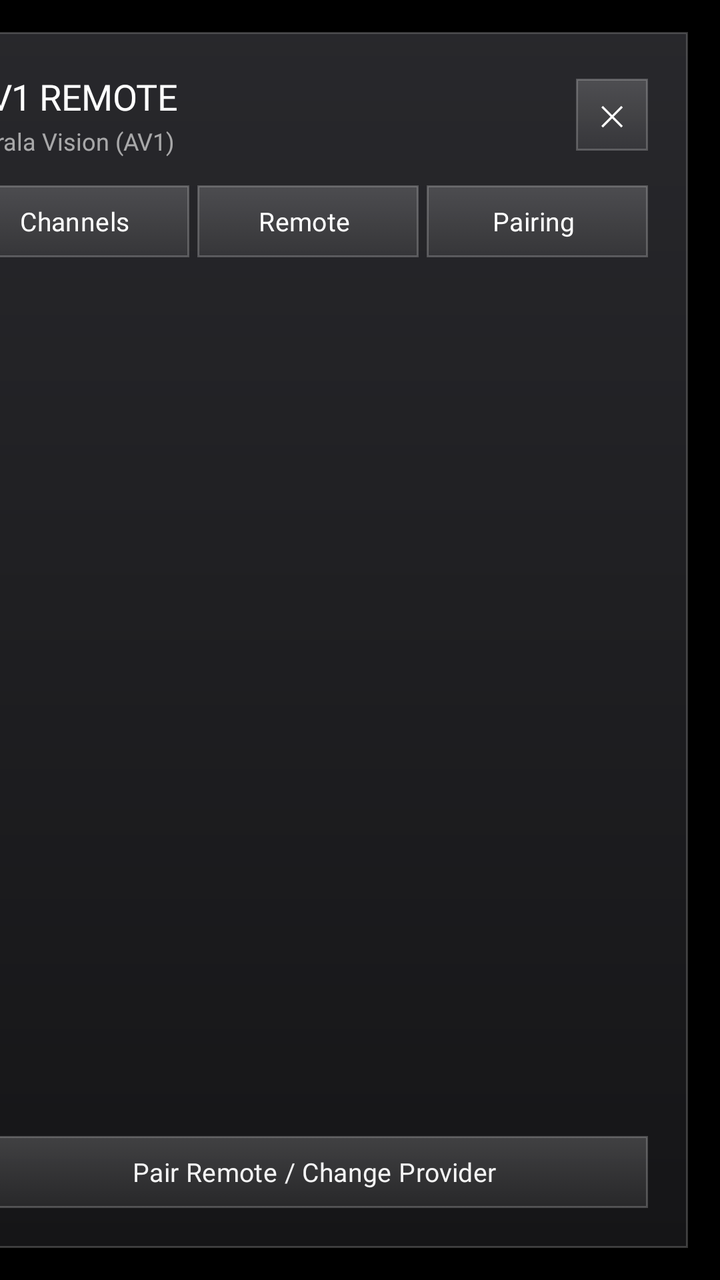
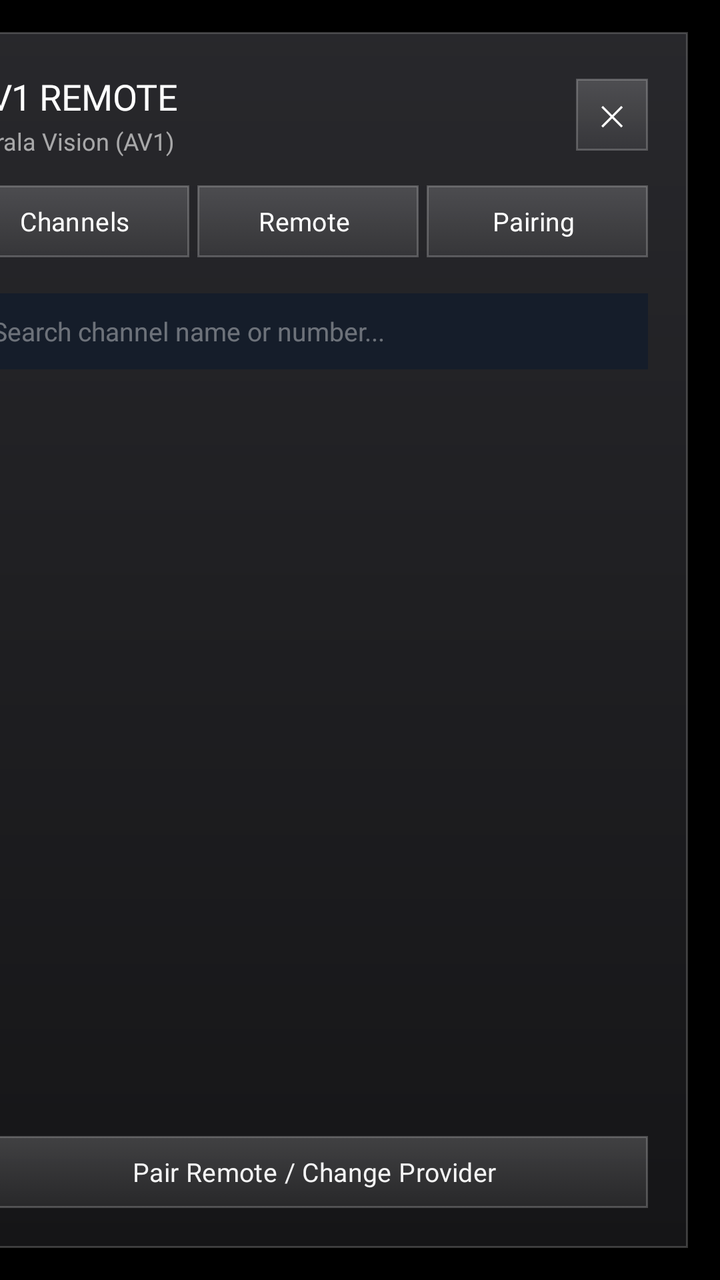

Two renders of the same Android screen: before a commit and after it. Below are the layout's source before the change and the commit's diff.
<!-- AndroidManifest.xml: application theme Theme.TvHome -->
<!-- res/layout/dialog_remote_sidebar.xml -->
<?xml version="1.0" encoding="utf-8"?>
<FrameLayout xmlns:android="http://schemas.android.com/apk/res/android"
    android:id="@+id/sidebar_backdrop"
    android:layout_width="match_parent"
    android:layout_height="match_parent"
    android:focusable="false"
    android:focusableInTouchMode="false"
    android:descendantFocusability="afterDescendants"
    android:background="#4D000000">

    <LinearLayout
        android:id="@+id/sidebar_panel"
        android:layout_width="380dp"
        android:layout_height="match_parent"
        android:layout_gravity="end"
        android:layout_margin="16dp"
        android:orientation="vertical"
        android:background="@drawable/glass_panel"
        android:padding="20dp"
        android:clickable="true"
        android:focusable="false"
        android:focusableInTouchMode="false"
        android:descendantFocusability="afterDescendants"
        android:elevation="16dp">

        
        <LinearLayout
            android:layout_width="match_parent"
            android:layout_height="wrap_content"
            android:orientation="horizontal"
            android:gravity="center_vertical">

            <LinearLayout
                android:layout_width="0dp"
                android:layout_height="wrap_content"
                android:layout_weight="1"
                android:orientation="vertical">

                <TextView
                    android:id="@+id/remote_title"
                    android:layout_width="wrap_content"
                    android:layout_height="wrap_content"
                    android:text="AV1 REMOTE"
                    android:textColor="#FFFFFFFF"
                    android:textSize="18sp"
                    android:fontFamily="@font/outfit_medium"
                    android:letterSpacing="-0.01" />

                <TextView
                    android:id="@+id/remote_subtitle"
                    android:layout_width="wrap_content"
                    android:layout_height="wrap_content"
                    android:layout_marginTop="2dp"
                    android:text="Kerala Vision (AV1)"
                    android:textColor="#99FFFFFF"
                    android:textSize="12sp"
                    android:fontFamily="@font/outfit" />
            </LinearLayout>

            <TextView
                android:id="@+id/btn_close_remote"
                style="@style/TopButtonBase"
                android:layout_width="36dp"
                android:layout_height="36dp"
                android:paddingStart="0dp"
                android:paddingEnd="0dp"
                android:gravity="center"
                android:text="✕"
                android:textSize="14sp"
                android:nextFocusLeft="@+id/tab_pairing"
                android:nextFocusDown="@+id/tab_pairing" />
        </LinearLayout>

        
        <LinearLayout
            android:layout_width="match_parent"
            android:layout_height="wrap_content"
            android:orientation="horizontal"
            android:layout_marginTop="14dp"
            android:layout_marginBottom="12dp">

            <TextView
                android:id="@+id/tab_channels"
                style="@style/TopButtonBase"
                android:layout_width="0dp"
                android:layout_height="36dp"
                android:layout_weight="1"
                android:layout_marginStart="0dp"
                android:layout_marginEnd="4dp"
                android:gravity="center"
                android:text="Channels"
                android:textSize="13sp"
                android:nextFocusRight="@+id/tab_remote"
                android:nextFocusDown="@+id/sidebar_channels_list" />

            <TextView
                android:id="@+id/tab_remote"
                style="@style/TopButtonBase"
                android:layout_width="0dp"
                android:layout_height="36dp"
                android:layout_weight="1"
                android:layout_marginStart="0dp"
                android:layout_marginEnd="4dp"
                android:gravity="center"
                android:text="Remote"
                android:textSize="13sp"
                android:nextFocusLeft="@+id/tab_channels"
                android:nextFocusRight="@+id/tab_pairing"
                android:nextFocusDown="@+id/btn_power" />

            <TextView
                android:id="@+id/tab_pairing"
                style="@style/TopButtonBase"
                android:layout_width="0dp"
                android:layout_height="36dp"
                android:layout_weight="1"
                android:layout_marginStart="0dp"
                android:gravity="center"
                android:text="Pairing"
                android:textSize="13sp"
                android:nextFocusLeft="@+id/tab_remote"
                android:nextFocusRight="@+id/btn_close_remote"
                android:nextFocusDown="@+id/btn_sidebar_test_chup" />
        </LinearLayout>

        
        <FrameLayout
            android:id="@+id/channels_container"
            android:layout_width="match_parent"
            android:layout_height="0dp"
            android:layout_weight="1">

            <androidx.recyclerview.widget.RecyclerView
                android:id="@+id/sidebar_channels_list"
                android:layout_width="match_parent"
                android:layout_height="match_parent"
                android:clipToPadding="false"
                android:scrollbars="none"
                android:overScrollMode="never" />
        </FrameLayout>

        
        <ScrollView
            android:id="@+id/remote_container"
            android:layout_width="match_parent"
            android:layout_height="0dp"
            android:layout_weight="1"
            android:visibility="gone"
            android:scrollbars="none"
            android:fillViewport="true">

            <LinearLayout
                android:layout_width="match_parent"
                android:layout_height="wrap_content"
                android:orientation="vertical"
                android:gravity="center_horizontal"
                android:paddingTop="8dp">

                
                <LinearLayout
                    android:layout_width="match_parent"
                    android:layout_height="wrap_content"
                    android:orientation="horizontal"
                    android:gravity="center"
                    android:layout_marginBottom="14dp">

                    <TextView
                        android:id="@+id/btn_power"
                        style="@style/TopButtonBase"
                        android:layout_width="0dp"
                        android:layout_height="42dp"
                        android:layout_weight="1"
                        android:layout_marginStart="0dp"
                        android:layout_marginEnd="6dp"
                        android:gravity="center"
                        android:text="Power"
                        android:textColor="#EF4444"
                        android:textSize="14sp" />

                    <TextView
                        android:id="@+id/btn_mute"
                        style="@style/TopButtonBase"
                        android:layout_width="0dp"
                        android:layout_height="42dp"
                        android:layout_weight="1"
                        android:layout_marginStart="6dp"
                        android:gravity="center"
                        android:text="Mute"
                        android:textSize="14sp" />
                </LinearLayout>

                
                <LinearLayout
                    android:layout_width="match_parent"
                    android:layout_height="wrap_content"
                    android:orientation="vertical"
                    android:gravity="center"
                    android:layout_marginBottom="14dp">

                    <TextView
                        android:id="@+id/btn_dpad_up"
                        style="@style/TopButtonBase"
                        android:layout_width="72dp"
                        android:layout_height="38dp"
                        android:layout_marginStart="0dp"
                        android:gravity="center"
                        android:text="▲"
                        android:textSize="16sp" />

                    <LinearLayout
                        android:layout_width="match_parent"
                        android:layout_height="wrap_content"
                        android:orientation="horizontal"
                        android:gravity="center"
                        android:layout_marginTop="4dp"
                        android:layout_marginBottom="4dp">

                        <TextView
                            android:id="@+id/btn_dpad_left"
                            style="@style/TopButtonBase"
                            android:layout_width="72dp"
                            android:layout_height="42dp"
                            android:layout_marginStart="0dp"
                            android:layout_marginEnd="8dp"
                            android:gravity="center"
                            android:text="◀"
                            android:textSize="16sp" />

                        <TextView
                            android:id="@+id/btn_dpad_ok"
                            style="@style/TopButtonBase"
                            android:layout_width="84dp"
                            android:layout_height="42dp"
                            android:layout_marginStart="0dp"
                            android:gravity="center"
                            android:text="OK"
                            android:textColor="#FFFFFFFF"
                            android:textSize="15sp"
                            android:fontFamily="@font/outfit_medium" />

                        <TextView
                            android:id="@+id/btn_dpad_right"
                            style="@style/TopButtonBase"
                            android:layout_width="72dp"
                            android:layout_height="42dp"
                            android:layout_marginStart="8dp"
                            android:gravity="center"
                            android:text="▶"
                            android:textSize="16sp" />
                    </LinearLayout>

                    <TextView
                        android:id="@+id/btn_dpad_down"
                        style="@style/TopButtonBase"
                        android:layout_width="72dp"
                        android:layout_height="38dp"
                        android:layout_marginStart="0dp"
                        android:gravity="center"
                        android:text="▼"
                        android:textSize="16sp" />
                </LinearLayout>

                
                <LinearLayout
                    android:layout_width="match_parent"
                    android:layout_height="wrap_content"
                    android:orientation="horizontal"
                    android:gravity="center"
                    android:layout_marginBottom="14dp">

                    <TextView
                        android:id="@+id/btn_vol_up"
                        style="@style/TopButtonBase"
                        android:layout_width="0dp"
                        android:layout_height="38dp"
                        android:layout_weight="1"
                        android:layout_marginStart="0dp"
                        android:gravity="center"
                        android:text="VOL +"
                        android:textSize="12sp" />

                    <TextView
                        android:id="@+id/btn_recall"
                        style="@style/TopButtonBase"
                        android:layout_width="0dp"
                        android:layout_height="38dp"
                        android:layout_weight="1"
                        android:layout_marginStart="6dp"
                        android:layout_marginEnd="6dp"
                        android:gravity="center"
                        android:text="RECALL"
                        android:textSize="11sp" />

                    <TextView
                        android:id="@+id/btn_ch_up"
                        style="@style/TopButtonBase"
                        android:layout_width="0dp"
                        android:layout_height="38dp"
                        android:layout_weight="1"
                        android:layout_marginStart="0dp"
                        android:gravity="center"
                        android:text="CH +"
                        android:textSize="12sp" />
                </LinearLayout>

                <LinearLayout
                    android:layout_width="match_parent"
                    android:layout_height="wrap_content"
                    android:orientation="horizontal"
                    android:gravity="center"
                    android:layout_marginBottom="14dp">

                    <TextView
                        android:id="@+id/btn_vol_down"
                        style="@style/TopButtonBase"
                        android:layout_width="0dp"
                        android:layout_height="38dp"
                        android:layout_weight="1"
                        android:layout_marginStart="0dp"
                        android:gravity="center"
                        android:text="VOL −"
                        android:textSize="12sp" />

                    <TextView
                        android:id="@+id/btn_menu"
                        style="@style/TopButtonBase"
                        android:layout_width="0dp"
                        android:layout_height="38dp"
                        android:layout_weight="1"
                        android:layout_marginStart="6dp"
                        android:layout_marginEnd="6dp"
                        android:gravity="center"
                        android:text="MENU"
                        android:textSize="11sp" />

                    <TextView
                        android:id="@+id/btn_ch_down"
                        style="@style/TopButtonBase"
                        android:layout_width="0dp"
                        android:layout_height="38dp"
                        android:layout_weight="1"
                        android:layout_marginStart="0dp"
                        android:gravity="center"
                        android:text="CH −"
                        android:textSize="12sp" />
                </LinearLayout>

                
                <LinearLayout
                    android:layout_width="match_parent"
                    android:layout_height="wrap_content"
                    android:orientation="vertical"
                    android:gravity="center">

                    <LinearLayout
                        android:layout_width="match_parent"
                        android:layout_height="wrap_content"
                        android:orientation="horizontal"
                        android:layout_marginBottom="4dp">
                        <TextView android:id="@+id/btn_num_1" style="@style/TopButtonBase" android:layout_width="0dp" android:layout_height="36dp" android:layout_weight="1" android:layout_marginStart="0dp" android:gravity="center" android:text="1" />
                        <TextView android:id="@+id/btn_num_2" style="@style/TopButtonBase" android:layout_width="0dp" android:layout_height="36dp" android:layout_weight="1" android:layout_marginStart="4dp" android:layout_marginEnd="4dp" android:gravity="center" android:text="2" />
                        <TextView android:id="@+id/btn_num_3" style="@style/TopButtonBase" android:layout_width="0dp" android:layout_height="36dp" android:layout_weight="1" android:layout_marginStart="0dp" android:gravity="center" android:text="3" />
                    </LinearLayout>

                    <LinearLayout
                        android:layout_width="match_parent"
                        android:layout_height="wrap_content"
                        android:orientation="horizontal"
                        android:layout_marginBottom="4dp">
                        <TextView android:id="@+id/btn_num_4" style="@style/TopButtonBase" android:layout_width="0dp" android:layout_height="36dp" android:layout_weight="1" android:layout_marginStart="0dp" android:gravity="center" android:text="4" />
                        <TextView android:id="@+id/btn_num_5" style="@style/TopButtonBase" android:layout_width="0dp" android:layout_height="36dp" android:layout_weight="1" android:layout_marginStart="4dp" android:layout_marginEnd="4dp" android:gravity="center" android:text="5" />
                        <TextView android:id="@+id/btn_num_6" style="@style/TopButtonBase" android:layout_width="0dp" android:layout_height="36dp" android:layout_weight="1" android:layout_marginStart="0dp" android:gravity="center" android:text="6" />
                    </LinearLayout>

                    <LinearLayout
                        android:layout_width="match_parent"
                        android:layout_height="wrap_content"
                        android:orientation="horizontal"
                        android:layout_marginBottom="4dp">
                        <TextView android:id="@+id/btn_num_7" style="@style/TopButtonBase" android:layout_width="0dp" android:layout_height="36dp" android:layout_weight="1" android:layout_marginStart="0dp" android:gravity="center" android:text="7" />
                        <TextView android:id="@+id/btn_num_8" style="@style/TopButtonBase" android:layout_width="0dp" android:layout_height="36dp" android:layout_weight="1" android:layout_marginStart="4dp" android:layout_marginEnd="4dp" android:gravity="center" android:text="8" />
                        <TextView android:id="@+id/btn_num_9" style="@style/TopButtonBase" android:layout_width="0dp" android:layout_height="36dp" android:layout_weight="1" android:layout_marginStart="0dp" android:gravity="center" android:text="9" />
                    </LinearLayout>

                    <LinearLayout
                        android:layout_width="match_parent"
                        android:layout_height="wrap_content"
                        android:orientation="horizontal">
                        <TextView android:id="@+id/btn_exit" style="@style/TopButtonBase" android:layout_width="0dp" android:layout_height="36dp" android:layout_weight="1" android:layout_marginStart="0dp" android:gravity="center" android:text="EXIT" android:textSize="11sp" />
                        <TextView android:id="@+id/btn_num_0" style="@style/TopButtonBase" android:layout_width="0dp" android:layout_height="36dp" android:layout_weight="1" android:layout_marginStart="4dp" android:layout_marginEnd="4dp" android:gravity="center" android:text="0" />
                        <TextView android:id="@+id/btn_back" style="@style/TopButtonBase" android:layout_width="0dp" android:layout_height="36dp" android:layout_weight="1" android:layout_marginStart="0dp" android:gravity="center" android:text="BACK" android:textSize="11sp" />
                    </LinearLayout>
                </LinearLayout>
            </LinearLayout>
        </ScrollView>

        
        <ScrollView
            android:id="@+id/pairing_container"
            android:layout_width="match_parent"
            android:layout_height="0dp"
            android:layout_weight="1"
            android:visibility="gone"
            android:scrollbars="none"
            android:fillViewport="true">

            <LinearLayout
                android:layout_width="match_parent"
                android:layout_height="wrap_content"
                android:orientation="vertical"
                android:paddingTop="8dp">

                <TextView
                    android:id="@+id/sidebar_pairing_provider"
                    android:layout_width="wrap_content"
                    android:layout_height="wrap_content"
                    android:text="Kerala Vision Digital Network"
                    android:textColor="#FFFFFFFF"
                    android:textSize="16sp"
                    android:fontFamily="@font/outfit_medium" />

                <TextView
                    android:id="@+id/sidebar_pairing_model"
                    android:layout_width="wrap_content"
                    android:layout_height="wrap_content"
                    android:layout_marginTop="4dp"
                    android:text="Candidate Model 1 of 7 (Remote #43)"
                    android:textColor="#38BDF8"
                    android:textSize="13sp"
                    android:fontFamily="@font/outfit" />

                <TextView
                    android:layout_width="wrap_content"
                    android:layout_height="wrap_content"
                    android:layout_marginTop="8dp"
                    android:text="Watch your Live TV on the left while testing. Does the channel or volume change?"
                    android:textColor="#A1A1AA"
                    android:textSize="12sp"
                    android:fontFamily="@font/outfit" />

                <TextView
                    android:id="@+id/sidebar_pairing_feedback"
                    android:layout_width="wrap_content"
                    android:layout_height="wrap_content"
                    android:layout_marginTop="10dp"
                    android:text="Ready to test candidate remote"
                    android:textColor="#10B981"
                    android:textSize="12sp"
                    android:fontFamily="@font/outfit_medium" />

                
                <LinearLayout
                    android:layout_width="match_parent"
                    android:layout_height="wrap_content"
                    android:layout_marginTop="14dp"
                    android:orientation="horizontal">

                    <TextView
                        android:id="@+id/btn_sidebar_test_chup"
                        style="@style/TopButtonBase"
                        android:layout_width="0dp"
                        android:layout_height="38dp"
                        android:layout_weight="1"
                        android:layout_marginStart="0dp"
                        android:gravity="center"
                        android:text="Test CH +"
                        android:textSize="12sp"
                        android:nextFocusUp="@+id/tab_pairing"
                        android:nextFocusRight="@+id/btn_sidebar_test_chdown"
                        android:nextFocusDown="@+id/btn_sidebar_test_power" />

                    <TextView
                        android:id="@+id/btn_sidebar_test_chdown"
                        style="@style/TopButtonBase"
                        android:layout_width="0dp"
                        android:layout_height="38dp"
                        android:layout_weight="1"
                        android:layout_marginStart="6dp"
                        android:gravity="center"
                        android:text="Test CH −"
                        android:textSize="12sp"
                        android:nextFocusUp="@+id/tab_pairing"
                        android:nextFocusLeft="@+id/btn_sidebar_test_chup"
                        android:nextFocusDown="@+id/btn_sidebar_test_volup" />
                </LinearLayout>

                <LinearLayout
                    android:layout_width="match_parent"
                    android:layout_height="wrap_content"
                    android:layout_marginTop="8dp"
                    android:orientation="horizontal">

                    <TextView
                        android:id="@+id/btn_sidebar_test_power"
                        style="@style/TopButtonBase"
                        android:layout_width="0dp"
                        android:layout_height="38dp"
                        android:layout_weight="1"
                        android:layout_marginStart="0dp"
                        android:gravity="center"
                        android:text="Test Power"
                        android:textColor="#EF4444"
                        android:textSize="12sp"
                        android:nextFocusUp="@+id/btn_sidebar_test_chup"
                        android:nextFocusRight="@+id/btn_sidebar_test_volup"
                        android:nextFocusDown="@+id/btn_sidebar_prev_model" />

                    <TextView
                        android:id="@+id/btn_sidebar_test_volup"
                        style="@style/TopButtonBase"
                        android:layout_width="0dp"
                        android:layout_height="38dp"
                        android:layout_weight="1"
                        android:layout_marginStart="6dp"
                        android:gravity="center"
                        android:text="Test Vol+"
                        android:textSize="12sp"
                        android:nextFocusUp="@+id/btn_sidebar_test_chdown"
                        android:nextFocusLeft="@+id/btn_sidebar_test_power"
                        android:nextFocusDown="@+id/btn_sidebar_next_model" />
                </LinearLayout>

                
                <LinearLayout
                    android:layout_width="match_parent"
                    android:layout_height="wrap_content"
                    android:layout_marginTop="12dp"
                    android:orientation="horizontal">

                    <TextView
                        android:id="@+id/btn_sidebar_prev_model"
                        style="@style/TopButtonBase"
                        android:layout_width="0dp"
                        android:layout_height="38dp"
                        android:layout_weight="1"
                        android:layout_marginStart="0dp"
                        android:gravity="center"
                        android:text="◀ Prev Model"
                        android:textSize="12sp"
                        android:nextFocusUp="@+id/btn_sidebar_test_power"
                        android:nextFocusRight="@+id/btn_sidebar_next_model"
                        android:nextFocusDown="@+id/btn_sidebar_pair_confirm" />

                    <TextView
                        android:id="@+id/btn_sidebar_next_model"
                        style="@style/TopButtonBase"
                        android:layout_width="0dp"
                        android:layout_height="38dp"
                        android:layout_weight="1"
                        android:layout_marginStart="6dp"
                        android:gravity="center"
                        android:text="Next Model ▶"
                        android:textColor="#38BDF8"
                        android:textSize="12sp"
                        android:nextFocusUp="@+id/btn_sidebar_test_volup"
                        android:nextFocusLeft="@+id/btn_sidebar_prev_model"
                        android:nextFocusDown="@+id/btn_sidebar_pair_confirm" />
                </LinearLayout>

                
                <TextView
                    android:id="@+id/btn_sidebar_pair_confirm"
                    style="@style/TopButtonBase"
                    android:layout_width="match_parent"
                    android:layout_height="40dp"
                    android:layout_marginTop="16dp"
                    android:gravity="center"
                    android:text="Pair This Remote"
                    android:textColor="#10B981"
                    android:textStyle="bold"
                    android:textSize="13sp"
                    android:nextFocusUp="@+id/btn_sidebar_prev_model"
                    android:nextFocusDown="@+id/btn_sidebar_change_provider" />

                
                <TextView
                    android:id="@+id/btn_sidebar_change_provider"
                    style="@style/TopButtonBase"
                    android:layout_width="match_parent"
                    android:layout_height="36dp"
                    android:layout_marginTop="8dp"
                    android:gravity="center"
                    android:text="Change Provider Search"
                    android:textColor="#A1A1AA"
                    android:textSize="12sp"
                    android:nextFocusUp="@+id/btn_sidebar_pair_confirm" />
            </LinearLayout>
        </ScrollView>

        
        <TextView
            android:id="@+id/remote_status_text"
            android:layout_width="match_parent"
            android:layout_height="wrap_content"
            android:layout_marginTop="6dp"
            android:gravity="center"
            android:textColor="#80FFFFFF"
            android:textSize="12sp"
            android:fontFamily="@font/outfit"
            android:singleLine="true" />

        <TextView
            android:id="@+id/btn_pair_remote_sidebar"
            style="@style/TopButtonBase"
            android:layout_width="match_parent"
            android:layout_height="36dp"
            android:layout_marginTop="8dp"
            android:gravity="center"
            android:text="Pair Remote / Change Provider"
            android:textColor="#F2FFFFFF"
            android:textSize="13sp"
            android:fontFamily="@font/outfit_medium" />
    </LinearLayout>
</FrameLayout>
<!-- resources referenced by this layout -->
<resources>
  <!-- drawable glass_panel (drawable) -->
  <?xml version="1.0" encoding="utf-8"?>
  <layer-list xmlns:android="http://schemas.android.com/apk/res/android">
      <item>
          <shape android:shape="rectangle">
              <gradient android:angle="270" android:startColor="#F22A2A2E" android:endColor="#F5161618" />
              <stroke android:width="1dp" android:color="#33FFFFFF" />
          </shape>
      </item>
  </layer-list>
  <style name="TopButtonBase">
          <item name="android:layout_width">wrap_content</item>
          <item name="android:layout_height">42dp</item>
          <item name="android:layout_marginStart">10dp</item>
          <item name="android:paddingStart">16dp</item>
          <item name="android:paddingEnd">20dp</item>
          <item name="android:gravity">center</item>
          <item name="android:background">@drawable/pill_bg</item>
          <item name="android:textColor">@drawable/pill_text</item>
          <item name="android:textSize">15sp</item>
          <item name="android:fontFamily">@font/outfit_medium</item>
          <item name="android:letterSpacing">0.01</item>
          <item name="android:drawablePadding">9dp</item>
          <item name="android:drawableTint">@drawable/pill_text</item>
          <item name="android:focusable">true</item>
          <item name="android:clickable">true</item>
      </style>
  <style name="Theme.TvHome" parent="android:Theme.Material.NoActionBar.Fullscreen">
          <item name="android:windowBackground">@android:color/black</item>
          <item name="android:colorBackground">@android:color/black</item>
          <item name="android:windowAnimationStyle">@null</item>
      </style>
  <!-- drawable pill_bg (drawable) -->
  <?xml version="1.0" encoding="utf-8"?>
  <selector xmlns:android="http://schemas.android.com/apk/res/android">
      <item android:state_focused="true">
          <shape android:shape="rectangle">
              <solid android:color="#F5FFFFFF" />
          </shape>
      </item>
      <item>
          <shape android:shape="rectangle">
              <gradient android:angle="270" android:startColor="#2EFFFFFF" android:endColor="#14FFFFFF" />
              <stroke android:width="1dp" android:color="#38FFFFFF" />
          </shape>
      </item>
  </selector>
  <!-- drawable pill_text (drawable) -->
  <?xml version="1.0" encoding="utf-8"?>
  <selector xmlns:android="http://schemas.android.com/apk/res/android">
      <item android:state_focused="true" android:color="#FF111111" />
      <item android:color="#FFFFFFFF" />
  </selector>
</resources>

<!-- the commit's change to res/layout/dialog_remote_sidebar.xml (unified diff, before → after) -->
@@ -91,7 +91,7 @@
                 android:text="Channels"
                 android:textSize="13sp"
                 android:nextFocusRight="@+id/tab_remote"
-                android:nextFocusDown="@+id/sidebar_channels_list" />
+                android:nextFocusDown="@+id/sidebar_channel_search" />
 
             <TextView
                 android:id="@+id/tab_remote"
@@ -124,20 +124,43 @@
         </LinearLayout>
 
         
-        <FrameLayout
+        <LinearLayout
             android:id="@+id/channels_container"
             android:layout_width="match_parent"
             android:layout_height="0dp"
-            android:layout_weight="1">
+            android:layout_weight="1"
+            android:orientation="vertical">
+
+            <EditText
+                android:id="@+id/sidebar_channel_search"
+                android:layout_width="match_parent"
+                android:layout_height="38dp"
+                android:layout_marginTop="6dp"
+                android:layout_marginBottom="8dp"
+                android:background="#151D2A"
+                android:paddingStart="12dp"
+                android:paddingEnd="12dp"
+                android:hint="Search channel name or number..."
+                android:textColorHint="#60FFFFFF"
+                android:textColor="#FFFFFFFF"
+                android:textSize="13sp"
+                android:fontFamily="@font/outfit"
+                android:singleLine="true"
+                android:imeOptions="actionDone"
+                android:focusable="true"
+                android:focusableInTouchMode="true"
+                android:nextFocusUp="@+id/tab_channels"
+                android:nextFocusDown="@+id/sidebar_channels_list" />
 
             <androidx.recyclerview.widget.RecyclerView
                 android:id="@+id/sidebar_channels_list"
                 android:layout_width="match_parent"
-                android:layout_height="match_parent"
+                android:layout_height="0dp"
+                android:layout_weight="1"
                 android:clipToPadding="false"
                 android:scrollbars="none"
                 android:overScrollMode="never" />
-        </FrameLayout>
+        </LinearLayout>
 
         
         <ScrollView
